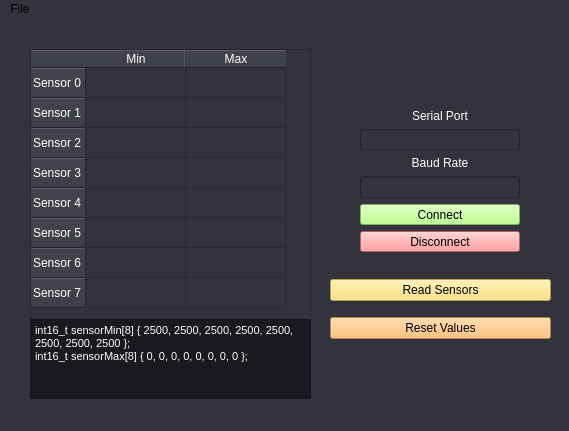
First picture: the form in Python/calibration.ui, repository anderson-truong/ECE3-Project, before the edit.
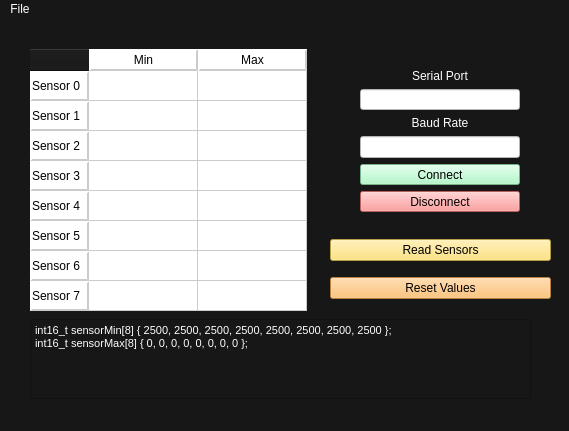
Second picture: the form after the edit. Icons and pictures are not drawn.

```diff
--- a/Python/calibration.ui
+++ b/Python/calibration.ui
@@ -18,7 +18,10 @@
     <normaloff>:/icon.png</normaloff>:/icon.png</iconset>
   </property>
   <property name="styleSheet">
-   <string notr="true">background-color: rgb(50, 51, 61);</string>
+   <string notr="true">background-color: rgb(23, 23, 23);</string>
+  </property>
+  <property name="tabShape">
+   <enum>QTabWidget::Rounded</enum>
   </property>
   <widget class="QWidget" name="centralwidget">
    <widget class="QTableWidget" name="tableWidget_dataTable">
@@ -30,10 +33,48 @@
       <height>271</height>
      </rect>
     </property>
+    <property name="autoFillBackground">
+     <bool>false</bool>
+    </property>
     <property name="styleSheet">
-     <string notr="true">color: rgb(255, 255, 255);
-background-color: rgb(50, 51, 61);</string>
+     <string notr="true">QTableCornerButton::section
+{
+	
+	background-color: rgb(23, 23, 23);
+}
+
+QHeaderView::section
+{
+	background-color: rgb(255, 255, 255);
+	border: 2px outset rgb(203, 203, 203);
+}
+
+QTableView::item
+{
+	background-color: rgb(255, 255, 255);
+}
+
+QTableView
+{
+	gridline-color: rgb(203, 203, 203);
+	border: none;
+}</string>
     </property>
+    <attribute name="horizontalHeaderDefaultSectionSize">
+     <number>109</number>
+    </attribute>
+    <attribute name="verticalHeaderCascadingSectionResizes">
+     <bool>false</bool>
+    </attribute>
+    <attribute name="verticalHeaderDefaultSectionSize">
+     <number>30</number>
+    </attribute>
+    <attribute name="verticalHeaderShowSortIndicator" stdset="0">
+     <bool>false</bool>
+    </attribute>
+    <attribute name="verticalHeaderStretchLastSection">
+     <bool>false</bool>
+    </attribute>
     <row>
      <property name="text">
       <string>Sensor 0</string>
@@ -103,7 +144,7 @@
     <property name="geometry">
      <rect>
       <x>360</x>
-      <y>70</y>
+      <y>30</y>
       <width>160</width>
       <height>163</height>
      </rect>
@@ -111,6 +152,9 @@
     <layout class="QVBoxLayout" name="verticalLayout_serial">
      <item>
       <widget class="QLabel" name="label_status">
+       <property name="styleSheet">
+        <string notr="true">color: rgb(255, 255, 255);</string>
+       </property>
        <property name="text">
         <string/>
        </property>
@@ -134,6 +178,9 @@
      </item>
      <item>
       <widget class="QLineEdit" name="lineEdit_serialport">
+       <property name="styleSheet">
+        <string notr="true">background-color: rgb(255, 255, 255);</string>
+       </property>
        <property name="text">
         <string/>
        </property>
@@ -157,6 +204,9 @@
      </item>
      <item>
       <widget class="QLineEdit" name="lineEdit_baudrate">
+       <property name="styleSheet">
+        <string notr="true">background-color: rgb(255, 255, 255);</string>
+       </property>
        <property name="text">
         <string/>
        </property>
@@ -168,7 +218,7 @@
      <item>
       <widget class="QPushButton" name="pushButton_connectSerial">
        <property name="styleSheet">
-        <string notr="true">background-color: rgb(172, 255, 117);
+        <string notr="true">background-color: rgb(163, 247, 191);
 border-color: rgb(0, 0, 0);</string>
        </property>
        <property name="text">
@@ -193,7 +243,7 @@
     <property name="geometry">
      <rect>
       <x>330</x>
-      <y>250</y>
+      <y>210</y>
       <width>221</width>
       <height>80</height>
      </rect>
@@ -230,7 +280,7 @@
      <rect>
       <x>30</x>
       <y>300</y>
-      <width>281</width>
+      <width>501</width>
       <height>80</height>
      </rect>
     </property>
@@ -239,15 +289,15 @@
       <widget class="QTextBrowser" name="textBrowser_sensorCode">
        <property name="styleSheet">
         <string notr="true">color: rgb(255, 255, 255);
-background-color: rgb(26, 25, 32);</string>
+background-color: rgb(23, 23, 23);</string>
        </property>
        <property name="html">
         <string>&lt;!DOCTYPE HTML PUBLIC &quot;-//W3C//DTD HTML 4.0//EN&quot; &quot;http://www.w3.org/TR/REC-html40/strict.dtd&quot;&gt;
 &lt;html&gt;&lt;head&gt;&lt;meta name=&quot;qrichtext&quot; content=&quot;1&quot; /&gt;&lt;style type=&quot;text/css&quot;&gt;
 p, li { white-space: pre-wrap; }
-&lt;/style&gt;&lt;/head&gt;&lt;body style=&quot; font-family:'MS Shell Dlg 2'; font-size:8pt; font-weight:400; font-style:normal;&quot;&gt;
-&lt;p style=&quot; margin-top:0px; margin-bottom:0px; margin-left:0px; margin-right:0px; -qt-block-indent:0; text-indent:0px;&quot;&gt;int16_t sensorMin[8] { 2500, 2500, 2500, 2500, 2500, 2500, 2500, 2500 };&lt;/p&gt;
-&lt;p style=&quot; margin-top:0px; margin-bottom:0px; margin-left:0px; margin-right:0px; -qt-block-indent:0; text-indent:0px;&quot;&gt;int16_t sensorMax[8] { 0, 0, 0, 0, 0, 0, 0, 0 };&lt;/p&gt;&lt;/body&gt;&lt;/html&gt;</string>
+&lt;/style&gt;&lt;/head&gt;&lt;body style=&quot; font-family:'MS Shell Dlg 2'; font-size:8.25pt; font-weight:400; font-style:normal;&quot;&gt;
+&lt;p style=&quot; margin-top:0px; margin-bottom:0px; margin-left:0px; margin-right:0px; -qt-block-indent:0; text-indent:0px;&quot;&gt;&lt;span style=&quot; font-size:8pt;&quot;&gt;int16_t sensorMin[8] { 2500, 2500, 2500, 2500, 2500, 2500, 2500, 2500 };&lt;/span&gt;&lt;/p&gt;
+&lt;p style=&quot; margin-top:0px; margin-bottom:0px; margin-left:0px; margin-right:0px; -qt-block-indent:0; text-indent:0px;&quot;&gt;&lt;span style=&quot; font-size:8pt;&quot;&gt;int16_t sensorMax[8] { 0, 0, 0, 0, 0, 0, 0, 0 };&lt;/span&gt;&lt;/p&gt;&lt;/body&gt;&lt;/html&gt;</string>
        </property>
       </widget>
      </item>
@@ -260,9 +310,24 @@
      <x>0</x>
      <y>0</y>
      <width>569</width>
-     <height>18</height>
+     <height>21</height>
     </rect>
    </property>
+   <property name="styleSheet">
+    <string notr="true">QMenuBar::item
+{
+	color: rgb(255, 255, 255);
+}
+
+QMenuBar::item:selected {
+	
+	background-color: rgb(65, 65, 65);
+}
+
+QMenuBar::item:pressed {
+	background-color: rgb(83, 83, 83);
+}</string>
+   </property>
    <widget class="QMenu" name="menuFile">
     <property name="title">
      <string>File</string>
```
Left out of the diff: 17 changed lines with no effect on the pictures.
